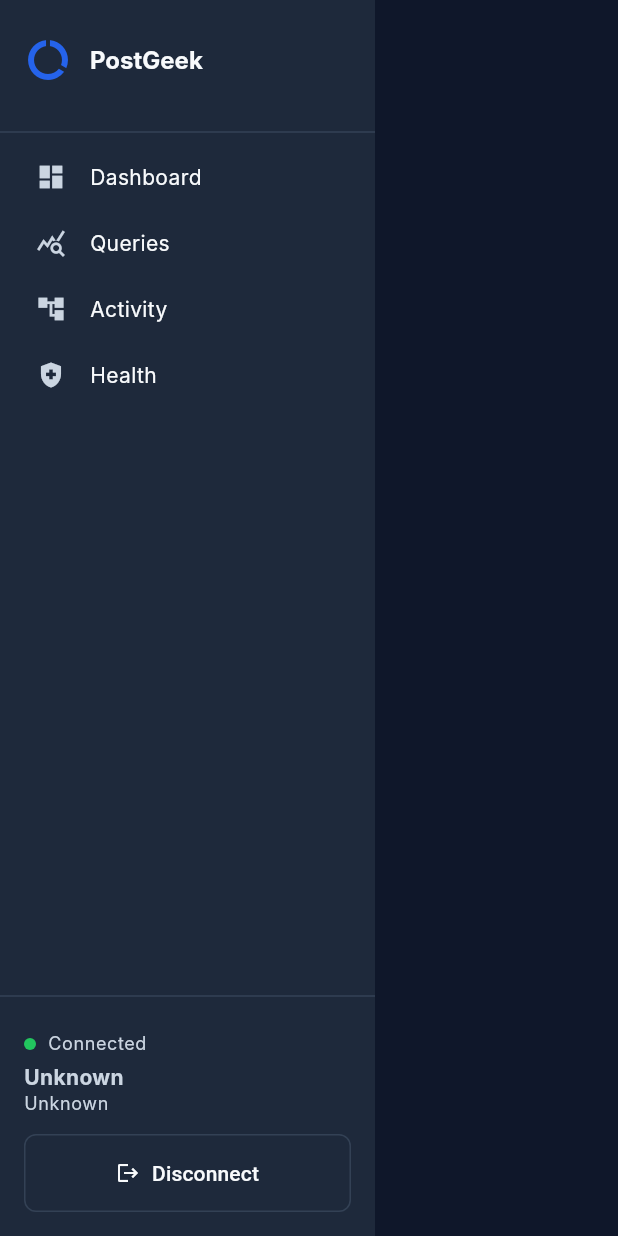
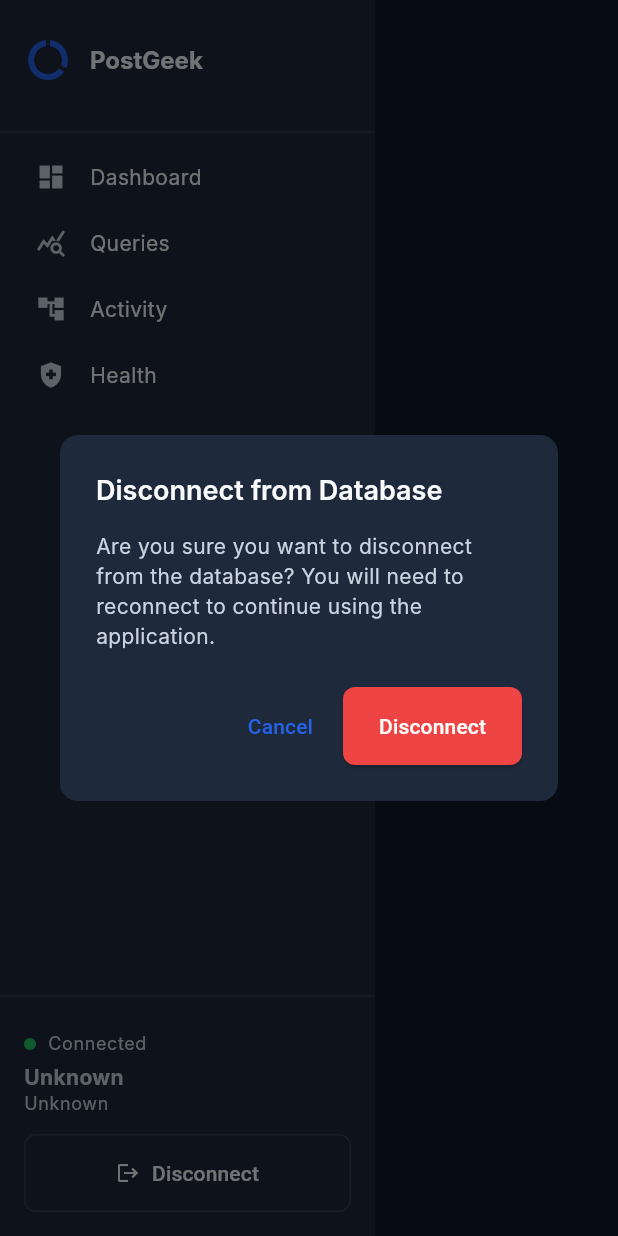
Before and after one commit to rohitprajapatii/postgeek, a Flutter app: the SidebarNavigation widget shown alone on an empty page, opened directly, after a tap on "Disconnect", on a phone screen of 412 x 824 dp. Run offline on Flutter 3.47's test engine with Material 3 defaults, Android fonts, the phone set to English and light mode, and no system bars; our stand-ins replace dio, equatable, fl_chart, flutter_bloc, flutter_highlight, go_router and 4 more; Roboto replaces fonts that are missing (Inter).

Commit message:
Refactor frontend routing and connection management; integrate ConnectionBloc into AppRouter for improved state handling and navigation; enhance UI responsiveness and user experience in connection screens and sidebar navigation.

```diff
--- a/frontend/lib/core/widgets/app_scaffold.dart
+++ b/frontend/lib/core/widgets/app_scaffold.dart
@@ -14,16 +14,10 @@ class AppScaffold extends StatelessWidget {
   @override
   Widget build(BuildContext context) {
     return Scaffold(
-      body: BlocListener<connection_bloc.ConnectionBloc, connection_bloc.ConnectionState>(
-        listener: (context, state) {
-          if (state.status == connection_bloc.ConnectionStatus.disconnected &&
-              GoRouterState.of(context).uri.path != '/') {
-            context.go('/');
-          }
-        },
-        child: Row(
+      body: Row(
         children: [
-            BlocBuilder<connection_bloc.ConnectionBloc, connection_bloc.ConnectionState>(
+          BlocBuilder<connection_bloc.ConnectionBloc,
+              connection_bloc.ConnectionState>(
             builder: (context, state) {
               // Only show sidebar if connected
               if (state.status == connection_bloc.ConnectionStatus.connected) {
@@ -42,7 +36,6 @@ class AppScaffold extends StatelessWidget {
           ),
         ],
       ),
-      ),
     );
   }
 }
--- a/frontend/lib/core/widgets/sidebar_navigation.dart
+++ b/frontend/lib/core/widgets/sidebar_navigation.dart
@@ -77,7 +77,8 @@ class SidebarNavigation extends StatelessWidget {
           // Connection Info
           Container(
             padding: const EdgeInsets.all(16),
-            child: BlocBuilder<connection_bloc.ConnectionBloc, connection_bloc.ConnectionState>(
+            child: BlocBuilder<connection_bloc.ConnectionBloc,
+                connection_bloc.ConnectionState>(
               builder: (context, state) {
                 return Column(
                   crossAxisAlignment: CrossAxisAlignment.start,
@@ -119,7 +120,7 @@ class SidebarNavigation extends StatelessWidget {
                         icon: const Icon(Icons.logout, size: 16),
                         label: const Text('Disconnect'),
                         onPressed: () {
-                          context.read<connection_bloc.ConnectionBloc>().add(connection_bloc.DisconnectRequested());
+                          _showDisconnectConfirmation(context);
                         },
                       ),
                     ),
@@ -145,7 +146,8 @@ class SidebarNavigation extends StatelessWidget {
       margin: const EdgeInsets.symmetric(horizontal: 8, vertical: 2),
       decoration: BoxDecoration(
         borderRadius: BorderRadius.circular(8),
-        color: isActive ? AppColors.primary.withOpacity(0.1) : Colors.transparent,
+        color:
+            isActive ? AppColors.primary.withOpacity(0.1) : Colors.transparent,
       ),
       child: ListTile(
         leading: Icon(
@@ -173,4 +175,37 @@ class SidebarNavigation extends StatelessWidget {
       ),
     );
   }
+
+  void _showDisconnectConfirmation(BuildContext context) {
+    showDialog(
+      context: context,
+      builder: (context) => AlertDialog(
+        title: const Text('Disconnect from Database'),
+        content: const Text(
+            'Are you sure you want to disconnect from the database? '
+            'You will need to reconnect to continue using the application.'),
+        actions: [
+          TextButton(
+            onPressed: () {
+              Navigator.of(context).pop();
+            },
+            child: const Text('Cancel'),
+          ),
+          ElevatedButton(
+            onPressed: () {
+              Navigator.of(context).pop();
+              context
+                  .read<connection_bloc.ConnectionBloc>()
+                  .add(connection_bloc.DisconnectRequested());
+            },
+            style: ElevatedButton.styleFrom(
+              backgroundColor: AppColors.error,
+              foregroundColor: Colors.white,
+            ),
+            child: const Text('Disconnect'),
+          ),
+        ],
+      ),
+    );
+  }
 }
--- a/frontend/lib/features/connection/bloc/connection_event.dart
+++ b/frontend/lib/features/connection/bloc/connection_event.dart
@@ -39,3 +39,5 @@ class ConnectRequested extends ConnectionEvent {
 }
 
 class DisconnectRequested extends ConnectionEvent {}
+
+class ResetConnection extends ConnectionEvent {}
```
Also changed, not shown: frontend/lib/core/router/app_router.dart (+41 -1 lines), frontend/lib/features/connection/bloc/connection_bloc.dart (+14 -2 lines), frontend/lib/features/connection/screens/connection_screen.dart (+16 -3 lines), frontend/lib/main.dart (+9 -3 lines), 1 other file. Lines whose indentation alone changed are shown as unchanged.
